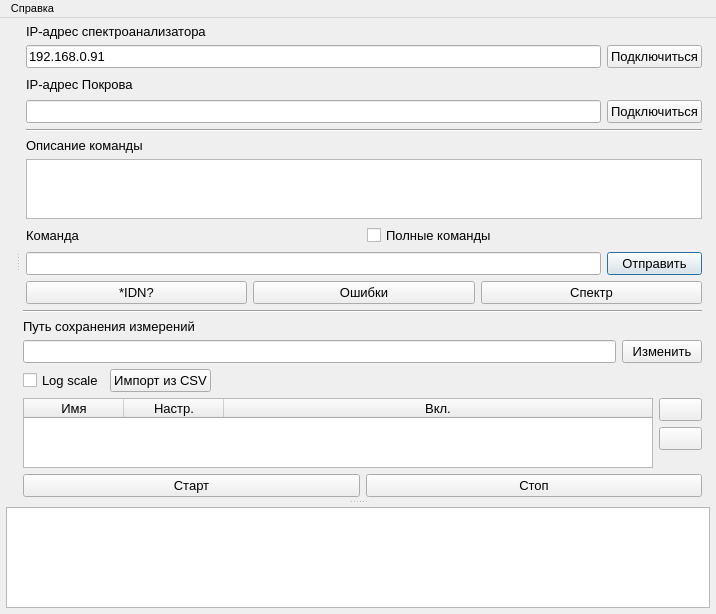
Above: ui/mainwindow.ui from irsural/spectrum_reader before the change. Below: the same form after it.
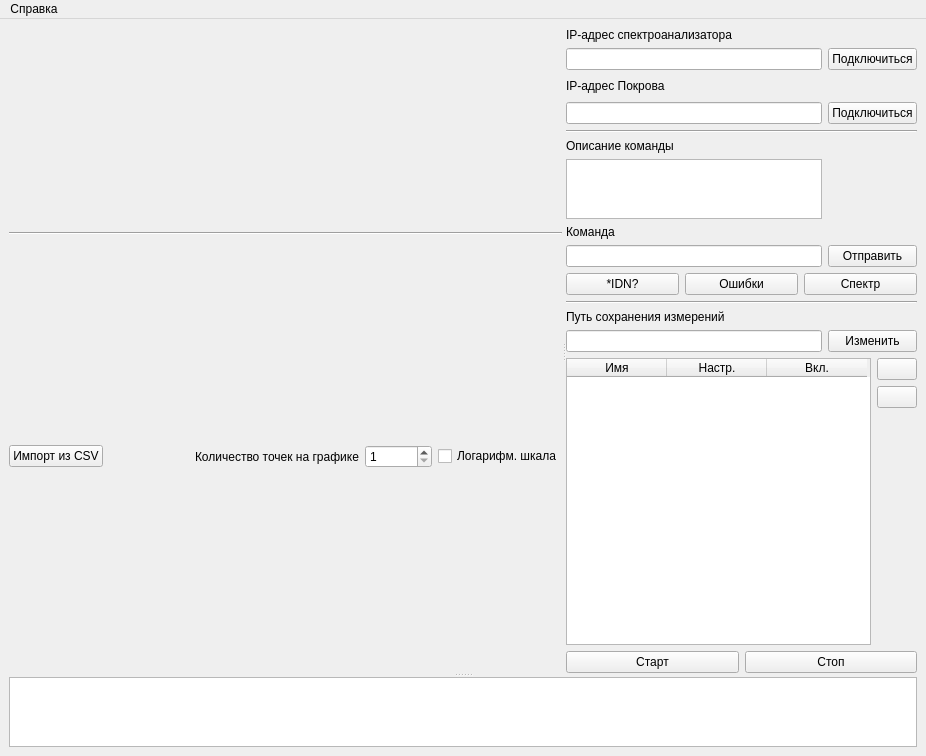
That is the form after the change. Icons and pictures are not drawn.

Commit message: Добавил задание количества точек на графике

Patch:
```diff
--- a/ui/mainwindow.ui
+++ b/ui/mainwindow.ui
@@ -6,120 +6,81 @@
    <rect>
     <x>0</x>
     <y>0</y>
-    <width>716</width>
-    <height>614</height>
+    <width>926</width>
+    <height>756</height>
    </rect>
   </property>
-  <property name="font">
-   <font>
-    <pointsize>10</pointsize>
-   </font>
-  </property>
   <property name="windowTitle">
    <string>TektronixControl</string>
   </property>
-  <property name="windowIcon">
-   <iconset>
-    <normaloff>../main_icon.ico</normaloff>../main_icon.ico</iconset>
-  </property>
-  <property name="animated">
-   <bool>true</bool>
-  </property>
-  <property name="documentMode">
-   <bool>false</bool>
-  </property>
-  <widget class="QWidget" name="centralWidget">
-   <layout class="QGridLayout" name="gridLayout">
-    <property name="leftMargin">
-     <number>3</number>
-    </property>
-    <property name="topMargin">
-     <number>3</number>
-    </property>
-    <property name="rightMargin">
-     <number>3</number>
-    </property>
-    <property name="bottomMargin">
-     <number>3</number>
-    </property>
+  <widget class="QWidget" name="centralwidget">
+   <layout class="QGridLayout" name="gridLayout_2">
     <item row="0" column="0">
      <widget class="QSplitter" name="mw_splitter_2">
+      <property name="sizePolicy">
+       <sizepolicy hsizetype="Preferred" vsizetype="Expanding">
+        <horstretch>0</horstretch>
+        <verstretch>0</verstretch>
+       </sizepolicy>
+      </property>
       <property name="orientation">
        <enum>Qt::Vertical</enum>
       </property>
       <widget class="QSplitter" name="mw_splitter_1">
        <property name="sizePolicy">
-        <sizepolicy hsizetype="Expanding" vsizetype="Expanding">
+        <sizepolicy hsizetype="Expanding" vsizetype="Preferred">
          <horstretch>0</horstretch>
-         <verstretch>1</verstretch>
+         <verstretch>100</verstretch>
         </sizepolicy>
        </property>
        <property name="orientation">
         <enum>Qt::Horizontal</enum>
        </property>
-       <widget class="QWidget" name="layoutWidget">
-        <layout class="QVBoxLayout" name="chart_layout">
+       <widget class="QFrame" name="frame_2">
+        <property name="sizePolicy">
+         <sizepolicy hsizetype="Expanding" vsizetype="Preferred">
+          <horstretch>1</horstretch>
+          <verstretch>0</verstretch>
+         </sizepolicy>
+        </property>
+        <property name="frameShape">
+         <enum>QFrame::NoFrame</enum>
+        </property>
+        <property name="frameShadow">
+         <enum>QFrame::Raised</enum>
+        </property>
+        <layout class="QVBoxLayout" name="verticalLayout">
          <property name="leftMargin">
-          <number>3</number>
+          <number>0</number>
          </property>
          <property name="topMargin">
-          <number>3</number>
+          <number>0</number>
          </property>
          <property name="rightMargin">
-          <number>3</number>
+          <number>0</number>
          </property>
          <property name="bottomMargin">
-          <number>3</number>
+          <number>0</number>
          </property>
-        </layout>
-       </widget>
-       <widget class="QWidget" name="layoutWidget">
-        <layout class="QVBoxLayout" name="verticalLayout_3">
-         <property name="leftMargin">
-          <number>3</number>
-         </property>
-         <property name="topMargin">
-          <number>3</number>
-         </property>
-         <property name="bottomMargin">
-          <number>3</number>
-         </property>
          <item>
-          <layout class="QGridLayout" name="gridLayout_2">
-           <property name="leftMargin">
-            <number>3</number>
+          <layout class="QHBoxLayout" name="chart_layout"/>
+         </item>
+         <item>
+          <widget class="Line" name="line">
+           <property name="orientation">
+            <enum>Qt::Horizontal</enum>
            </property>
-           <item row="0" column="0">
-            <widget class="QLabel" name="label_2">
-             <property name="text">
-              <string>IP-адрес спектроанализатора</string>
-             </property>
-            </widget>
-           </item>
-           <item row="8" column="0" colspan="2">
+          </widget>
+         </item>
+         <item>
             <layout class="QHBoxLayout" name="horizontalLayout">
-             <item>
-              <widget class="QLabel" name="label">
-               <property name="text">
-                <string>Команда</string>
-               </property>
-              </widget>
-             </item>
+           <property name="bottomMargin">
+            <number>0</number>
+           </property>
              <item>
-              <widget class="QCheckBox" name="tip_full_cmd_checkbox">
+            <widget class="QPushButton" name="csv_import_button">
                <property name="text">
-                <string>Полные команды</string>
-               </property>
-              </widget>
-             </item>
-            </layout>
-           </item>
-           <item row="2" column="0">
-            <layout class="QHBoxLayout" name="horizontalLayout_7">
-             <item>
-              <widget class="QLabel" name="label_5">
-               <property name="text">
-                <string>IP-адрес Покрова</string>
+              <string>Импорт из CSV</string>
                </property>
               </widget>
              </item>
@@ -137,96 +98,64 @@
               </spacer>
              </item>
              <item>
-              <widget class="QLabel" name="gnrw_factory_number_label">
+            <widget class="QLabel" name="label">
                <property name="text">
-                <string/>
+              <string>Количество точек на графике</string>
                </property>
               </widget>
              </item>
              <item>
-              <widget class="QLabel" name="gnrw_status_label">
-               <property name="text">
-                <string/>
-               </property>
-              </widget>
-             </item>
-            </layout>
-           </item>
-           <item row="9" column="1">
-            <widget class="QPushButton" name="send_cmd_button">
-             <property name="text">
-              <string>Отправить</string>
+            <widget class="QSpinBox" name="points_count_spinbox">
+             <property name="minimum">
+              <number>1</number>
+             </property>
+             <property name="maximum">
+              <number>1000000</number>
              </property>
-             <property name="autoDefault">
-              <bool>true</bool>
-             </property>
-             <property name="default">
-              <bool>true</bool>
-             </property>
             </widget>
            </item>
-           <item row="5" column="0">
-            <widget class="QLabel" name="label_3">
+           <item>
+            <widget class="QCheckBox" name="log_scale_checkbox">
              <property name="text">
-              <string>Описание команды</string>
+              <string>Логарифм. шкала</string>
              </property>
             </widget>
            </item>
-           <item row="4" column="0" colspan="2">
-            <widget class="Line" name="line_2">
-             <property name="orientation">
-              <enum>Qt::Horizontal</enum>
-             </property>
-            </widget>
-           </item>
-           <item row="6" column="0" rowspan="2" colspan="2">
-            <widget class="QPlainTextEdit" name="cmd_description_text_edit">
+          </layout>
+         </item>
+        </layout>
+       </widget>
+       <widget class="QFrame" name="frame_3">
              <property name="sizePolicy">
-              <sizepolicy hsizetype="Expanding" vsizetype="Expanding">
+         <sizepolicy hsizetype="Expanding" vsizetype="Preferred">
                <horstretch>0</horstretch>
                <verstretch>0</verstretch>
               </sizepolicy>
              </property>
-             <property name="maximumSize">
-              <size>
-               <width>16777215</width>
-               <height>60</height>
-              </size>
-             </property>
-             <property name="readOnly">
-              <bool>true</bool>
-             </property>
-            </widget>
-           </item>
-           <item row="1" column="1">
-            <widget class="QPushButton" name="sa_connect_button">
-             <property name="text">
-              <string>Подключиться</string>
-             </property>
-            </widget>
-           </item>
-           <item row="3" column="0">
-            <widget class="QLineEdit" name="gnrw_ip_edit"/>
-           </item>
-           <item row="9" column="0">
-            <widget class="QLineEdit" name="cmd_edit"/>
-           </item>
-           <item row="3" column="1">
-            <widget class="QPushButton" name="gnrw_connect_button">
-             <property name="text">
-              <string>Подключиться</string>
-             </property>
-            </widget>
-           </item>
-           <item row="1" column="0">
-            <widget class="QLineEdit" name="sa_ip_edit">
-             <property name="text">
-              <string>192.168.0.91</string>
-             </property>
-            </widget>
-           </item>
-           <item row="10" column="0" colspan="2">
-            <layout class="QHBoxLayout" name="horizontalLayout_5">
+        <property name="frameShape">
+         <enum>QFrame::NoFrame</enum>
+        </property>
+        <property name="frameShadow">
+         <enum>QFrame::Raised</enum>
+        </property>
+        <layout class="QGridLayout" name="gridLayout_3">
+         <property name="leftMargin">
+          <number>0</number>
+         </property>
+         <property name="topMargin">
+          <number>0</number>
+         </property>
+         <property name="rightMargin">
+          <number>0</number>
+         </property>
+         <property name="bottomMargin">
+          <number>0</number>
+         </property>
+         <property name="spacing">
+          <number>6</number>
+         </property>
+         <item row="9" column="0" colspan="2">
+          <layout class="QHBoxLayout" name="horizontalLayout_2">
              <item>
               <widget class="QPushButton" name="idn_button">
                <property name="text">
@@ -250,88 +179,16 @@
              </item>
             </layout>
            </item>
-          </layout>
-         </item>
-         <item>
-          <widget class="Line" name="line">
-           <property name="orientation">
-            <enum>Qt::Horizontal</enum>
-           </property>
-          </widget>
-         </item>
-         <item>
-          <layout class="QVBoxLayout" name="verticalLayout_2">
-           <item>
-            <widget class="QLabel" name="label_4">
-             <property name="text">
-              <string>Путь сохранения измерений</string>
-             </property>
-            </widget>
-           </item>
-           <item>
-            <layout class="QHBoxLayout" name="horizontalLayout_3">
-             <item>
-              <widget class="QLineEdit" name="measure_path_edit"/>
-             </item>
-             <item>
-              <widget class="QPushButton" name="change_path_button">
-               <property name="text">
-                <string>Изменить</string>
-               </property>
-              </widget>
-             </item>
-            </layout>
-           </item>
-           <item>
-            <layout class="QHBoxLayout" name="horizontalLayout_6">
-             <item>
-              <widget class="QCheckBox" name="log_scale_checkbox">
-               <property name="text">
-                <string>Log scale</string>
-               </property>
-              </widget>
-             </item>
-             <item>
-              <widget class="QPushButton" name="csv_import_button">
-               <property name="text">
-                <string>Импорт из CSV</string>
-               </property>
-              </widget>
-             </item>
-             <item>
-              <spacer name="horizontalSpacer">
-               <property name="orientation">
-                <enum>Qt::Horizontal</enum>
-               </property>
-               <property name="sizeHint" stdset="0">
-                <size>
-                 <width>40</width>
-                 <height>20</height>
-                </size>
-               </property>
-              </spacer>
-             </item>
-            </layout>
-           </item>
-           <item>
-            <layout class="QHBoxLayout" name="horizontalLayout_2">
+         <item row="13" column="0" colspan="2">
+          <layout class="QHBoxLayout" name="horizontalLayout_5">
              <item>
               <widget class="QTableWidget" name="measures_table">
                <property name="sizePolicy">
                 <sizepolicy hsizetype="Expanding" vsizetype="Expanding">
                  <horstretch>0</horstretch>
-                 <verstretch>1</verstretch>
-                </sizepolicy>
-               </property>
-               <property name="selectionMode">
-                <enum>QAbstractItemView::SingleSelection</enum>
-               </property>
-               <property name="selectionBehavior">
-                <enum>QAbstractItemView::SelectRows</enum>
-               </property>
-               <attribute name="horizontalHeaderStretchLastSection">
-                <bool>true</bool>
-               </attribute>
+               <verstretch>2</verstretch>
+              </sizepolicy>
+             </property>
                <column>
                 <property name="text">
                  <string>Имя</string>
@@ -350,7 +207,7 @@
               </widget>
              </item>
              <item>
-              <layout class="QVBoxLayout" name="verticalLayout_4">
+            <layout class="QVBoxLayout" name="verticalLayout_2">
                <item>
                 <widget class="QPushButton" name="add_measure_button">
                  <property name="text">
@@ -390,7 +247,136 @@
              </item>
             </layout>
            </item>
+         <item row="5" column="0">
+          <widget class="QLabel" name="label_4">
+           <property name="text">
+            <string>Описание команды</string>
+           </property>
+          </widget>
+         </item>
+         <item row="12" column="1">
+          <widget class="QPushButton" name="change_path_button">
+           <property name="text">
+            <string>Изменить</string>
+           </property>
+          </widget>
+         </item>
+         <item row="3" column="1">
+          <widget class="QPushButton" name="gnrw_connect_button">
+           <property name="text">
+            <string>Подключиться</string>
+           </property>
+          </widget>
+         </item>
+         <item row="2" column="0">
+          <layout class="QHBoxLayout" name="horizontalLayout_3">
            <item>
+            <widget class="QLabel" name="label_3">
+             <property name="text">
+              <string>IP-адрес Покрова</string>
+             </property>
+            </widget>
+           </item>
+           <item>
+            <spacer name="horizontalSpacer">
+             <property name="orientation">
+              <enum>Qt::Horizontal</enum>
+             </property>
+             <property name="sizeHint" stdset="0">
+              <size>
+               <width>40</width>
+               <height>20</height>
+              </size>
+             </property>
+            </spacer>
+           </item>
+           <item>
+            <widget class="QLabel" name="gnrw_factory_number_label">
+             <property name="text">
+              <string/>
+             </property>
+            </widget>
+           </item>
+           <item>
+            <widget class="QLabel" name="gnrw_status_label">
+             <property name="text">
+              <string/>
+             </property>
+            </widget>
+           </item>
+          </layout>
+         </item>
+         <item row="4" column="0" colspan="2">
+          <widget class="Line" name="line_2">
+           <property name="orientation">
+            <enum>Qt::Horizontal</enum>
+           </property>
+          </widget>
+         </item>
+         <item row="8" column="1">
+          <widget class="QPushButton" name="send_cmd_button">
+           <property name="text">
+            <string>Отправить</string>
+           </property>
+          </widget>
+         </item>
+         <item row="6" column="0">
+          <widget class="QPlainTextEdit" name="cmd_description_text_edit">
+           <property name="sizePolicy">
+            <sizepolicy hsizetype="Expanding" vsizetype="Expanding">
+             <horstretch>0</horstretch>
+             <verstretch>1</verstretch>
+            </sizepolicy>
+           </property>
+           <property name="maximumSize">
+            <size>
+             <width>16777215</width>
+             <height>60</height>
+            </size>
+           </property>
+          </widget>
+         </item>
+         <item row="0" column="0">
+          <widget class="QLabel" name="label_2">
+           <property name="text">
+            <string>IP-адрес спектроанализатора</string>
+           </property>
+          </widget>
+         </item>
+         <item row="12" column="0">
+          <widget class="QLineEdit" name="measure_path_edit"/>
+         </item>
+         <item row="3" column="0">
+          <widget class="QLineEdit" name="gnrw_ip_edit"/>
+         </item>
+         <item row="1" column="1">
+          <widget class="QPushButton" name="sa_connect_button">
+           <property name="text">
+            <string>Подключиться</string>
+           </property>
+          </widget>
+         </item>
+         <item row="8" column="0">
+          <widget class="QLineEdit" name="cmd_edit"/>
+         </item>
+         <item row="11" column="0">
+          <widget class="QLabel" name="label_6">
+           <property name="text">
+            <string>Путь сохранения измерений</string>
+           </property>
+          </widget>
+         </item>
+         <item row="7" column="0">
+          <widget class="QLabel" name="label_5">
+           <property name="text">
+            <string>Команда</string>
+           </property>
+          </widget>
+         </item>
+         <item row="1" column="0">
+          <widget class="QLineEdit" name="sa_ip_edit"/>
+         </item>
+         <item row="14" column="0" colspan="2">
             <layout class="QHBoxLayout" name="horizontalLayout_4">
              <item>
               <widget class="QPushButton" name="start_measure_button">
@@ -416,34 +402,47 @@
              </item>
             </layout>
            </item>
-          </layout>
+         <item row="10" column="0" colspan="2">
+          <widget class="Line" name="line_3">
+           <property name="orientation">
+            <enum>Qt::Horizontal</enum>
+           </property>
+          </widget>
          </item>
         </layout>
        </widget>
       </widget>
-      <widget class="QWidget" name="verticalLayoutWidget">
-       <layout class="QVBoxLayout" name="verticalLayout">
-        <property name="leftMargin">
-         <number>3</number>
-        </property>
-        <property name="topMargin">
-         <number>3</number>
-        </property>
-        <property name="rightMargin">
-         <number>3</number>
-        </property>
-        <property name="bottomMargin">
-         <number>3</number>
-        </property>
-        <item>
-         <widget class="QTextEdit" name="log_text_edit">
+      <widget class="QFrame" name="frame">
           <property name="sizePolicy">
            <sizepolicy hsizetype="Expanding" vsizetype="Expanding">
             <horstretch>0</horstretch>
-            <verstretch>0</verstretch>
-           </sizepolicy>
-          </property>
-         </widget>
+         <verstretch>1</verstretch>
+        </sizepolicy>
+       </property>
+       <property name="frameShape">
+        <enum>QFrame::NoFrame</enum>
+       </property>
+       <property name="frameShadow">
+        <enum>QFrame::Raised</enum>
+       </property>
+       <layout class="QGridLayout" name="gridLayout">
+        <property name="leftMargin">
+         <number>0</number>
+        </property>
+        <property name="topMargin">
+         <number>0</number>
+        </property>
+        <property name="rightMargin">
+         <number>0</number>
+        </property>
+        <property name="bottomMargin">
+         <number>0</number>
+        </property>
+        <property name="spacing">
+         <number>0</number>
+        </property>
+        <item row="0" column="0">
+         <widget class="QTextEdit" name="log_text_edit"/>
         </item>
        </layout>
       </widget>
@@ -456,21 +455,11 @@
     <rect>
      <x>0</x>
      <y>0</y>
-     <width>716</width>
-     <height>19</height>
+     <width>926</width>
+     <height>21</height>
     </rect>
    </property>
-   <property name="font">
-    <font>
-     <pointsize>8</pointsize>
-    </font>
-   </property>
    <widget class="QMenu" name="menu">
-    <property name="font">
-     <font>
-      <pointsize>8</pointsize>
-     </font>
-    </property>
     <property name="title">
      <string>Справка</string>
     </property>
@@ -484,7 +473,6 @@
    </property>
   </action>
  </widget>
- <layoutdefault spacing="6" margin="11"/>
  <resources>
   <include location="../../irspy/qt/resources/icons.qrc"/>
  </resources>
```
Left out of the diff: 4 changed lines with no effect on the pictures. Lines whose indentation alone changed are shown as unchanged. The commit also changes 5 other files.
